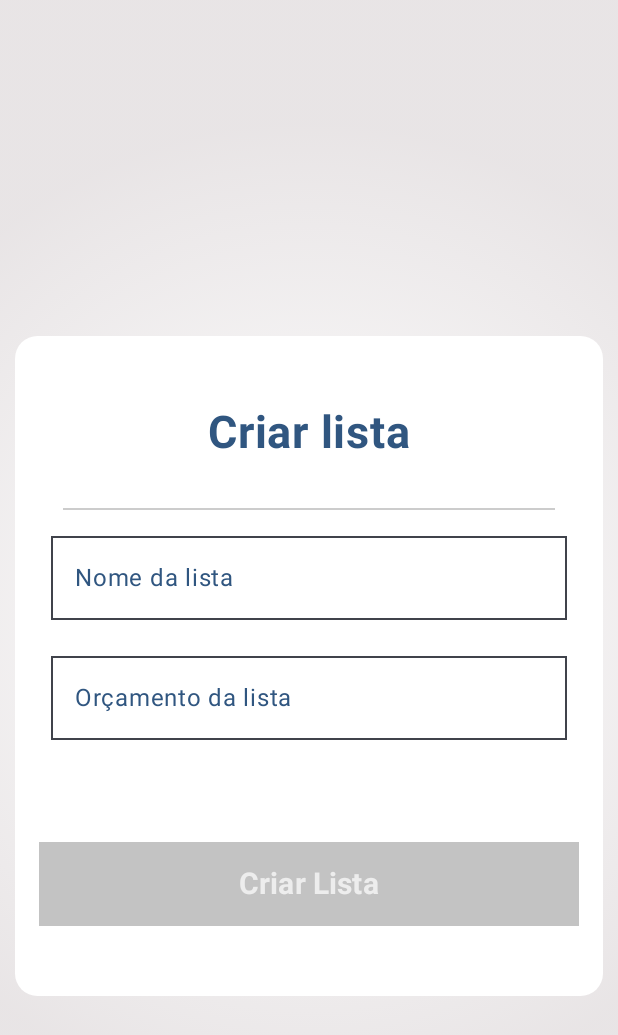
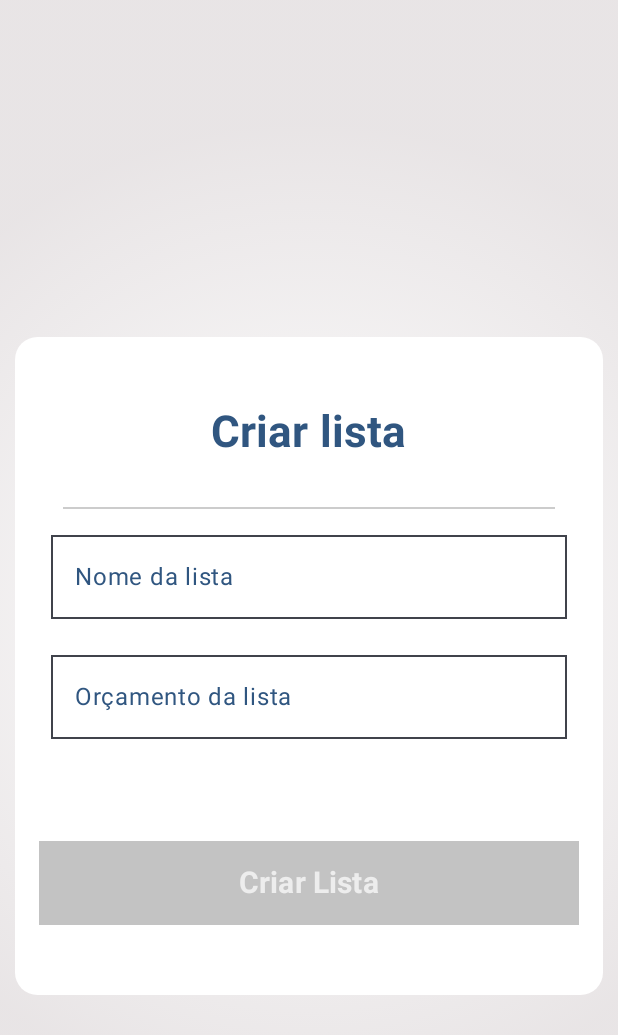
Before and after one commit to bitlabbr/feiratool, an Android app built with Jetpack Compose: the NewListScreen screen opened through its navigation route, on a phone screen of 412 x 824 dp. Shown: the top 1035 px of the screen. Run offline under Robolectric (Android 15) with nearby library versions, the phone set to English and light mode, and no system bars; 1 statement that could not run was skipped.

Commit message:
[common] Updated CustomText component

```diff
--- a/common/src/main/java/com/ifpe/edu/br/common/components/Text.kt
+++ b/common/src/main/java/com/ifpe/edu/br/common/components/Text.kt
@@ -38,6 +38,8 @@ import androidx.compose.ui.unit.TextUnit
 import androidx.compose.ui.unit.dp
 import androidx.compose.ui.unit.sp
 import androidx.compose.ui.text.TextStyle
+import androidx.compose.ui.text.style.TextOverflow
+import kotlin.math.max
 
 @Composable
 fun TextTitle(
@@ -120,22 +122,36 @@ fun CustomInputText(
 
 @Composable
 fun CustomText(
-    text: String?,
+    text: String,
     alignment: TextAlign = TextAlign.Left,
     color: Color = MaterialTheme.colorScheme.onPrimary,
     fontSize: TextUnit = 16.sp,
+    minFontSize: TextUnit = 12.sp,
+    threshold: Int = 10,
+    maxLines: Int = 1,
+    overflow: TextOverflow = TextOverflow.Visible,
     fontWeight: FontWeight = FontWeight.Bold,
     modifier: Modifier = Modifier
         .wrapContentWidth()
         .padding(start = 4.dp, end = 4.dp)
 ) {
-    val customText = text ?: ""
+    val adjustedSize = remember(text) {
+        val length = text.length
+        if (length <= threshold) fontSize
+        else {
+            val excess = length - threshold
+            val reduced = fontSize.value - excess
+            max(minFontSize.value, reduced).sp
+        }
+    }
     Text(
         textAlign = alignment,
-        text = customText,
+        text = text,
         color = color,
-        fontSize = fontSize,
+        fontSize = adjustedSize,
         fontWeight = fontWeight,
-        modifier = modifier
+        modifier = modifier,
+        maxLines = maxLines,
+        overflow = overflow
     )
 }
```
